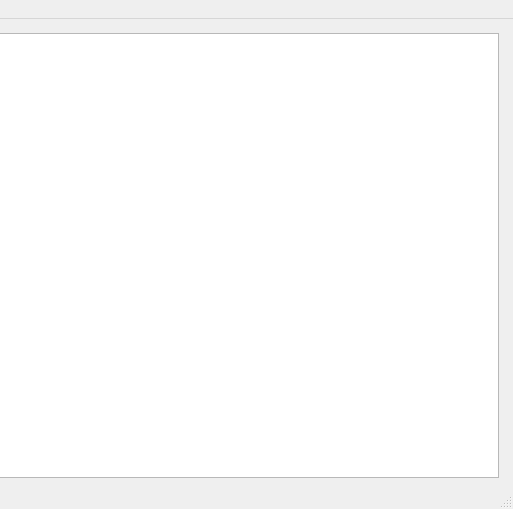
This is QFootballStat/MainWindow.ui in Sova777/analyzeresults as Qt 5 draws it before an edit; both pictures show x 287 to 800 and y 0 to 509 of the 800 by 509 pixel window. The edited form follows.
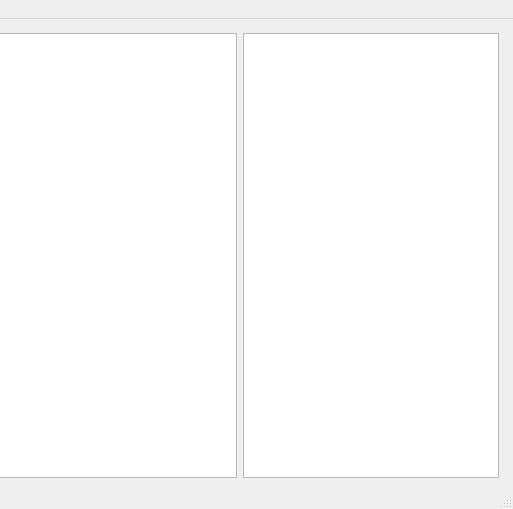
This is the edited form. Icons and pictures are not drawn.

```diff
--- a/QFootballStat/MainWindow.ui
+++ b/QFootballStat/MainWindow.ui
@@ -382,7 +382,7 @@
         </property>
        </spacer>
       </item>
-      <item row="0" column="3">
+      <item row="0" column="4">
        <spacer name="horizontalSpacer_3">
         <property name="orientation">
          <enum>Qt::Horizontal</enum>
@@ -398,7 +398,7 @@
         </property>
        </spacer>
       </item>
-      <item row="1" column="2">
+      <item row="1" column="3">
        <widget class="QTextBrowser" name="text">
         <property name="sizePolicy">
          <sizepolicy hsizetype="Preferred" vsizetype="Preferred">
@@ -420,6 +420,9 @@
         </property>
        </widget>
       </item>
+      <item row="1" column="2">
+       <widget class="QTableWidget" name="table"/>
+      </item>
      </layout>
     </item>
    </layout>
```
Left out of the diff: 13 changed lines with no effect on the pictures.
